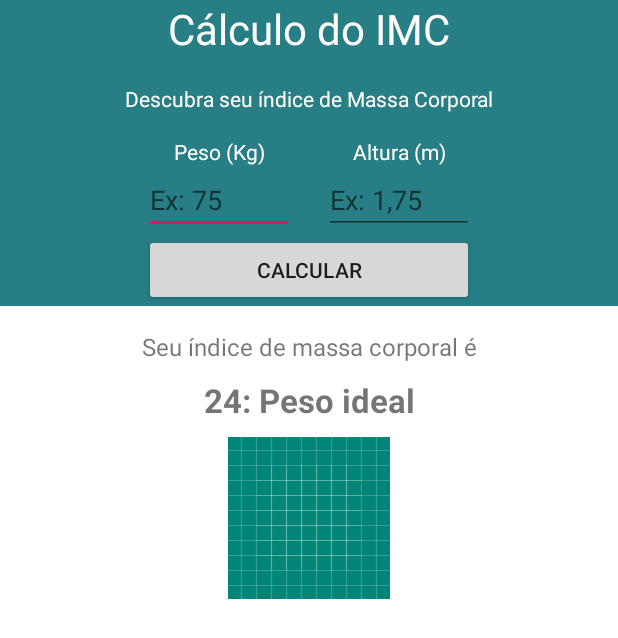
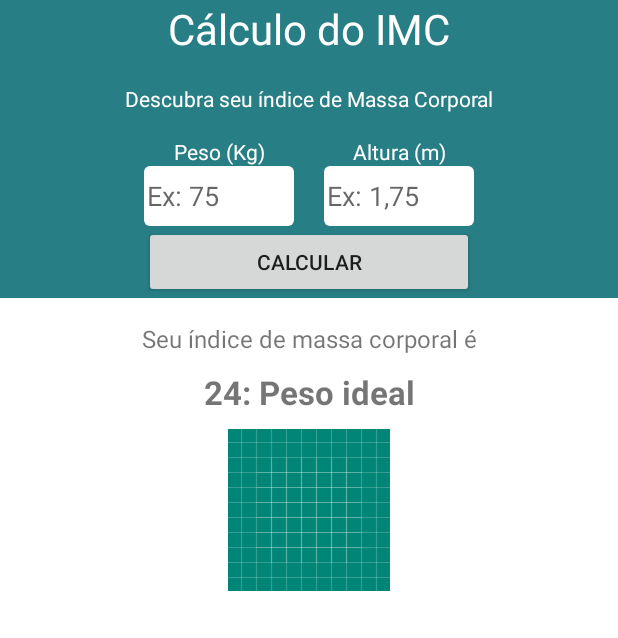
Before and after one commit to joaovcm/android, an Android app: the layout activity_imc.xml on its own in the app's theme, with its tools: preview values and no code run, on a phone screen of 412 x 824 dp. Shown: the top 638 px of the screen. Run offline under Robolectric (Android 15) with nearby library versions, the phone set to English and light mode, and no system bars.

Commit message:
Criando regra de negocio na activity

```diff
--- /dev/null
+++ b/IMC2/app/src/main/res/drawable/bg_edit_text_value.xml
@@ -0,0 +1,8 @@
+<?xml version="1.0" encoding="utf-8"?>
+<shape xmlns:android="http://schemas.android.com/apk/res/android">
+    <solid android:color="@android:color/white" />
+    <corners android:radius="4dp" />
+    <size android:height="40dp" />
+    <padding android:left="2dp" />
+    <padding android:right="2dp" />
+</shape>
--- a/IMC2/app/src/main/res/layout/activity_imc.xml
+++ b/IMC2/app/src/main/res/layout/activity_imc.xml
@@ -27,7 +27,6 @@
         android:text="@string/activity_imc_describe"/>
 
     <LinearLayout
-
         android:id="@+id/buttons_container"
         android:layout_marginTop="16dp"
         android:layout_width="wrap_content"
@@ -51,6 +50,7 @@
                 android:text="@string/activity_imc_weight_field" />
 
             <EditText
+                android:id="@+id/edt_weight"
                 style="@style/EditTextIMCField"
                 android:hint="@string/activity_imc_hint_weight"/>
         </LinearLayout>
@@ -68,6 +68,7 @@
                     android:text="@string/activity_imc_height_field" />
 
                 <EditText
+                    android:id="@+id/edt_height"
                     style="@style/EditTextIMCField"
                     android:hint="@string/activity_imc_hint_height"/>
             </LinearLayout>
@@ -75,6 +76,7 @@
         </LinearLayout>
 
         <Button
+            android:id="@+id/btn_calc"
             android:layout_width="match_parent"
             android:layout_height="wrap_content"
             android:text="@string/activity_imc_button"/>
@@ -86,7 +88,9 @@
         android:layout_width="match_parent"
         android:layout_height="match_parent"
         android:background="@android:color/white"
-        android:orientation="vertical">
+        android:visibility="gone"
+        android:orientation="vertical"
+        tools:visibility="visible">
 
 
 
--- a/IMC2/app/src/main/res/values/strings.xml
+++ b/IMC2/app/src/main/res/values/strings.xml
@@ -11,4 +11,9 @@
 
     <string name="activity_imc_hint_weight">Ex: 75</string>
     <string name="activity_imc_hint_height">Ex: 1,75</string>
+
+    <string name="activity_imc_result_low_weight">Abaixo do peso</string>
+    <string name="activity_imc_result_normal_weight">Peso normal</string>
+    <string name="activity_imc_result_more_fast">Gordinho</string>
+    <string name="activity_imc_result_supreme_fast">Obeso</string>
 </resources>
--- a/IMC2/app/src/main/res/values/styles.xml
+++ b/IMC2/app/src/main/res/values/styles.xml
@@ -15,6 +15,8 @@
     <style name="EditTextIMCField" parent="@style/LabelIMCype">
         <item name="android:layout_width">100dp</item>
         <item name="android:layout_height">wrap_content</item>
+        <item name="android:inputType">numberDecimal</item>
+        <item name="android:background">@drawable/bg_edit_text_value</item>
     </style>
 
 </resources>
```
Also changed, not shown: IMC2/app/src/main/java/br/com/jvcm/IMCActivity.java (+77 -1 lines), 1 other file.
